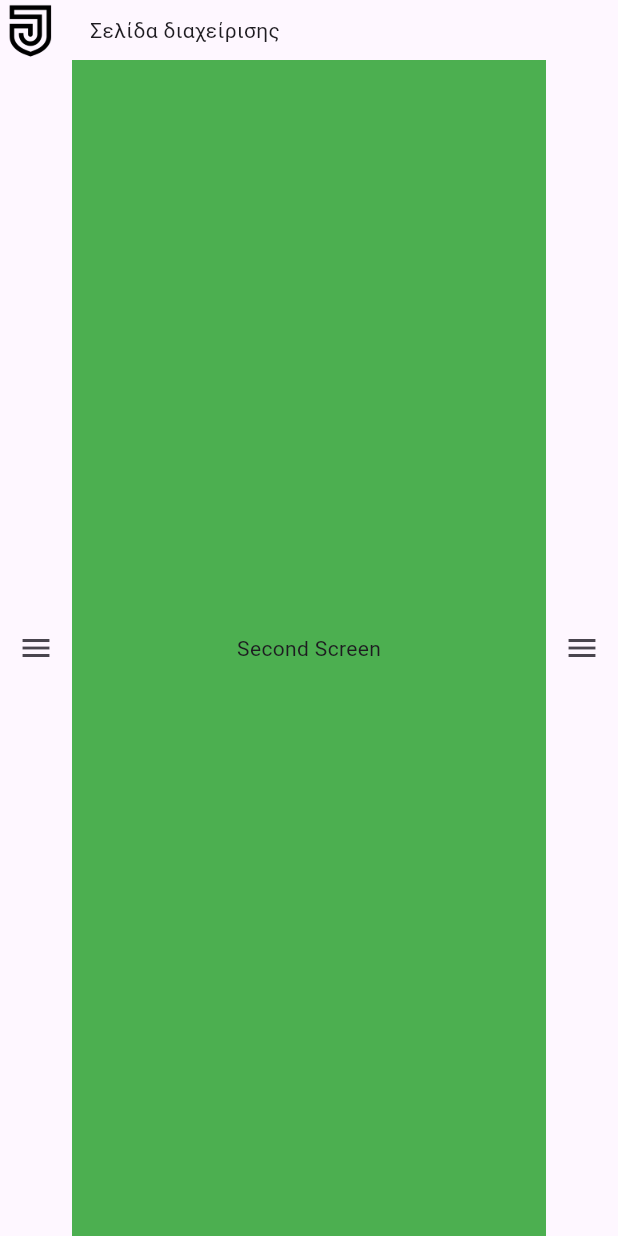
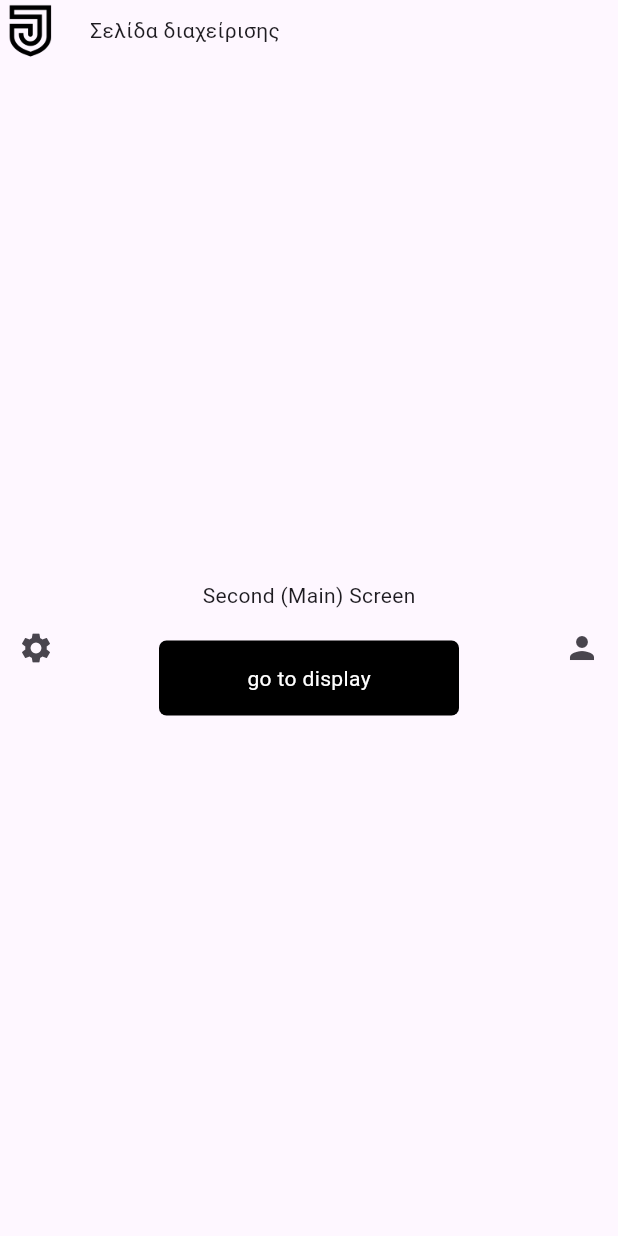
Before and after one commit to kosmas1991/jbox, a Flutter app: the AdminScreen screen opened by its route, on a phone screen of 412 x 824 dp. Run offline on Flutter 3.47's test engine with Material 3 defaults, Android fonts, the light colour scheme and no system bars; our stand-ins replace bloc, equatable, firebase_auth, firebase_core, flutter_bloc, go_router; missing offline and left inert: firebase_ui_auth, firebase_ui_localizations; accounts and stored records are empty.

Commit message:
🚧 continuing admin screen

```diff
--- a/lib/blocs/user/user_event.dart
+++ b/lib/blocs/user/user_event.dart
@@ -11,3 +11,14 @@ class UserEvent extends Equatable {
   @override
   bool get stringify => true;
 }
+
+class UserUpdateEvent extends UserEvent {
+  final User? user;
+  UserUpdateEvent({this.user});
+
+  @override
+  List<Object?> get props => [user];
+
+  @override
+  bool get stringify => true;
+}
--- a/lib/go_router/go_router.dart
+++ b/lib/go_router/go_router.dart
@@ -3,6 +3,7 @@ import 'package:jbox/screens/adminscreen/adminscreen.dart';
 import 'package:jbox/screens/displayscreen/displayscreen.dart';
 import 'package:jbox/screens/homescreen/homescreen.dart';
 import 'package:jbox/screens/loginscreen/loginscreen.dart';
+import 'package:jbox/screens/validatescreen/validate_email.dart';
 
 class GoRouterProvider {
   static final GoRouter router = GoRouter(
@@ -30,6 +31,11 @@ class GoRouterProvider {
           terminal: state.uri.queryParameters['terminal'] ?? '',
         ),
       ),
+      GoRoute(
+        name: ValidateEmail.routeName,
+        path: ValidateEmail.routeName,
+        builder: (context, state) => ValidateEmail(),
+      ),
     ],
   );
 }
--- a/lib/screens/adminscreen/adminscreen.dart
+++ b/lib/screens/adminscreen/adminscreen.dart
@@ -2,11 +2,17 @@ import 'package:flutter/material.dart';
 import 'package:jbox/global%20widgets/mainlogo.dart';
 import 'package:jbox/main.dart';
 import 'package:jbox/responsiveness/responsive_widget.dart';
+import 'package:jbox/screens/adminscreen/drawer_button.dart';
+import 'package:jbox/screens/adminscreen/drawer_content.dart';
+import 'package:jbox/screens/adminscreen/end_drawer_content.dart';
+import 'package:jbox/screens/adminscreen/first_screen.dart';
 import 'package:jbox/screens/adminscreen/loggedoutadmin.dart';
+import 'package:jbox/screens/adminscreen/second_screen.dart';
+import 'package:jbox/screens/adminscreen/third_screen.dart';
 
 //? Admin screen will be a 3 vertical screen combination. 1st: parameters, 2nd: display screen preview, 3rd: not sure (maybe profile pic image, log out button etc)
 //? with desktop mode all three are visible, with tablet first two, mobile only second screen
-final GlobalKey<ScaffoldState> _scaffoldKey = GlobalKey<ScaffoldState>();
+final GlobalKey<ScaffoldState> scaffoldKey = GlobalKey<ScaffoldState>();
 
 class AdminScreen extends StatelessWidget {
   AdminScreen({
@@ -17,22 +23,22 @@ class AdminScreen extends StatelessWidget {
 
   @override
   Widget build(BuildContext context) {
-    double height = MediaQuery.of(context).size.height;
     return auth.currentUser == null
+        //? checking if logged in
         ? LoggedOutAdmin()
+        //TODO checking if personal data is filled
         : Scaffold(
-            key: _scaffoldKey,
-            // Assign key to Scaffold
-            // appBar: AppBar(title: Text('Responsive Layout')),
-
-            // Define both left-side drawer and right-side endDrawer
+            key: scaffoldKey,
             drawer: Drawer(
+              shape: OutlineInputBorder(
+                  borderRadius: BorderRadius.all(Radius.zero)),
               child: DrawerContent(label: 'Left Drawer (First Screen)'),
             ),
             endDrawer: Drawer(
-              child: DrawerContent(label: 'Right Drawer (Third Screen)'),
+              shape: OutlineInputBorder(
+                  borderRadius: BorderRadius.all(Radius.zero)),
+              child: EndDrawerContent(label: 'Right Drawer (Third Screen)'),
             ),
-
             body: Column(
               children: [
                 Container(
@@ -48,158 +54,40 @@ class AdminScreen extends StatelessWidget {
                   ),
                 ),
                 Expanded(
-                  child: LayoutBuilder(
-                    builder: (context, constraints) {
-                      // Desktop Mode - all three screens visible
-                      if (constraints.maxWidth >= 1024) {
-                        return Row(
+                    child: ResponsiveWidget(
+                  largeScreen: Row(
                     children: [
-                            Expanded(
-                                flex: 2, child: FirstScreen()), // Flex size 2
-                            Expanded(
-                                flex: 3, child: SecondScreen()), // Flex size 3
-                            Expanded(
-                                flex: 2, child: ThirdScreen()), // Flex size 2
+                      Expanded(flex: 2, child: FirstScreen()),
+                      Expanded(flex: 3, child: SecondScreen()),
+                      Expanded(flex: 2, child: ThirdScreen()),
                     ],
-                        );
-                      }
-                      // Tablet Mode - first and second screens visible, third as endDrawer
-                      else if (constraints.maxWidth >= 600) {
-                        return Row(
+                  ),
+                  mediumScreen: Row(
                     children: [
-                            Expanded(
-                                flex: 2, child: FirstScreen()), // Flex size 2
-                            Expanded(
-                                flex: 3, child: SecondScreen()), // Flex size 3
-                            // Button to open right-side endDrawer (Third Screen)
+                      Expanded(flex: 2, child: FirstScreen()),
+                      Expanded(flex: 3, child: SecondScreen()),
+                      Builder(
+                        builder: (context) => MyDrawerButton(
+                          isEndDrawer: true,
+                        ),
+                      ),
+                    ],
+                  ),
+                  smallScreen: Row(
+                    children: [
                       Builder(
                         builder: (context) =>
-                                  DrawerButton(context, isEndDrawer: true),
+                            MyDrawerButton(isEndDrawer: false),
+                      ),
+                      Expanded(flex: 3, child: SecondScreen()),
+                      Builder(
+                        builder: (context) => MyDrawerButton(isEndDrawer: true),
                       ),
                     ],
-                        );
-                      }
-                      // Mobile Mode - second screen visible, others as drawers
-                      else {
-                        return Row(
-                          children: [
-                            Builder(
-                              builder: (context) => DrawerButton(context,
-                                  isEndDrawer:
-                                      false), // Button for left drawer (First Screen)
                   ),
-                            Expanded(
-                                flex: 3, child: SecondScreen()), // Flex size 3
-                            Builder(
-                              builder: (context) => DrawerButton(context,
-                                  isEndDrawer:
-                                      true), // Button for right drawer (Third Screen)
-                            ),
-                          ],
-                        );
-                      }
-                    },
-                  ),
-                ),
+                ))
               ],
             ),
           );
   }
 }
-
-// Drawer button widget
-Widget DrawerButton(BuildContext context, {required bool isEndDrawer}) {
-  return IconButton(
-    icon: Icon(Icons.menu),
-    onPressed: () {
-      if (isEndDrawer) {
-        _scaffoldKey.currentState
-            ?.openEndDrawer(); // Open the end drawer (right)
-      } else {
-        _scaffoldKey.currentState?.openDrawer(); // Open the left drawer
-      }
-    },
-  );
-}
-
-// Placeholder for first, second, and third screens
-class FirstScreen extends StatelessWidget {
-  @override
-  Widget build(BuildContext context) {
-    return Container(
-      color: Colors.blue,
-      child: Center(child: Text('First Screen')),
-    );
-  }
-}
-
-class SecondScreen extends StatelessWidget {
-  @override
-  Widget build(BuildContext context) {
-    return Container(
-      color: Colors.green,
-      child: Center(child: Text('Second Screen')),
-    );
-  }
-}
-
-class ThirdScreen extends StatelessWidget {
-  @override
-  Widget build(BuildContext context) {
-    return Container(
-      color: Colors.red,
-      child: Center(child: Text('Third Screen')),
-    );
-  }
-}
-
-// Content for the drawer
-class DrawerContent extends StatelessWidget {
-  final String label;
-
-  DrawerContent({required this.label});
-
-  @override
-  Widget build(BuildContext context) {
-    return ListView(
-      children: [
-        ListTile(
-          title: Text(label),
-          onTap: () {
-            Navigator.pop(context); // Close the drawer on tap
-          },
-        ),
-      ],
-    );
-  }
-}
-  // BlocListener<UserBloc, UserState>(
-  //     listener: (context, state) {
-  //       if (!state.loggedIn) {
-  //         GoRouter.of(context).goNamed(HomeScreen.routeName);
-  //       }
-  //     },
-  //     child: Scaffold(
-  //       body: Center(
-  //         child: Column(
-  //           mainAxisAlignment: MainAxisAlignment.center,
-  //           children: [
-  //             Text('data received:  '),
-  //             MyGlobalButton(
-  //               fun: () {
-  //                 GoRouter.of(context).goNamed(DisplayScreen.routeName,
-  //                     queryParameters: {'terminal': '5thAvenue'});
-  //               },
-  //               buttonText: 'go to display',
-  //             ),
-  //             MyGlobalButton(
-  //               fun: () {
-  //                 FirebaseAuth.instance.signOut();
-  //               },
-  //               buttonText: 'Log out',
-  //             ),
-  //           ],
-  //         ),
-  //       ),
-  //     ),
-  //   );
--- /dev/null
+++ b/lib/screens/adminscreen/drawer_button.dart
@@ -0,0 +1,22 @@
+import 'package:flutter/material.dart';
+import 'package:jbox/screens/adminscreen/adminscreen.dart';
+
+class MyDrawerButton extends StatelessWidget {
+  final bool isEndDrawer;
+  const MyDrawerButton({super.key, required this.isEndDrawer});
+
+  @override
+  Widget build(BuildContext context) {
+    return IconButton(
+      icon: isEndDrawer ? Icon(Icons.person) : Icon(Icons.settings),
+      onPressed: () {
+        if (isEndDrawer) {
+          scaffoldKey.currentState
+              ?.openEndDrawer(); // Open the end drawer (right)
+        } else {
+          scaffoldKey.currentState?.openDrawer(); // Open the left drawer
+        }
+      },
+    );
+  }
+}
--- /dev/null
+++ b/lib/screens/adminscreen/second_screen.dart
@@ -0,0 +1,35 @@
+import 'package:flutter/material.dart';
+import 'package:go_router/go_router.dart';
+import 'package:jbox/global%20widgets/myglobalbutton.dart';
+import 'package:jbox/screens/displayscreen/displayscreen.dart';
+
+class SecondScreen extends StatelessWidget {
+  @override
+  Widget build(BuildContext context) {
+    return Padding(
+      padding: EdgeInsets.all(10),
+      child: Center(
+        child: Column(
+          mainAxisAlignment: MainAxisAlignment.center,
+          children: [
+            Text('Second (Main) Screen'),
+            SizedBox(
+              height: 10,
+            ),
+            //TODO add here a preview of display screen
+            SizedBox(
+              height: 10,
+            ),
+            MyGlobalButton(
+              fun: () {
+                GoRouter.of(context).goNamed(DisplayScreen.routeName,
+                    queryParameters: {'terminal': '5thAvenue'});
+              },
+              buttonText: 'go to display',
+            ),
+          ],
+        ),
+      ),
+    );
+  }
+}
```
Also changed, not shown: lib/blocs/user/user_bloc.dart (+22 -2 lines), lib/extensions/severity_color.dart (added, +22 -0 lines), lib/global widgets/mysnackbar.dart (added, +23 -0 lines), lib/global widgets/mytextfield.dart (added, +25 -0 lines), lib/screens/adminscreen/drawer_content.dart (added, +13 -0 lines), lib/screens/adminscreen/end_drawer_content.dart (added, +13 -0 lines), lib/screens/adminscreen/first_screen.dart (added, +24 -0 lines), lib/screens/adminscreen/third_screen.dart (added, +41 -0 lines), lib/screens/adminscreen/widgets/azuracast_link_field.dart (added, +22 -0 lines), lib/screens/validatescreen/validate_email.dart (added, +47 -0 lines). Lines whose indentation alone changed are shown as unchanged.
